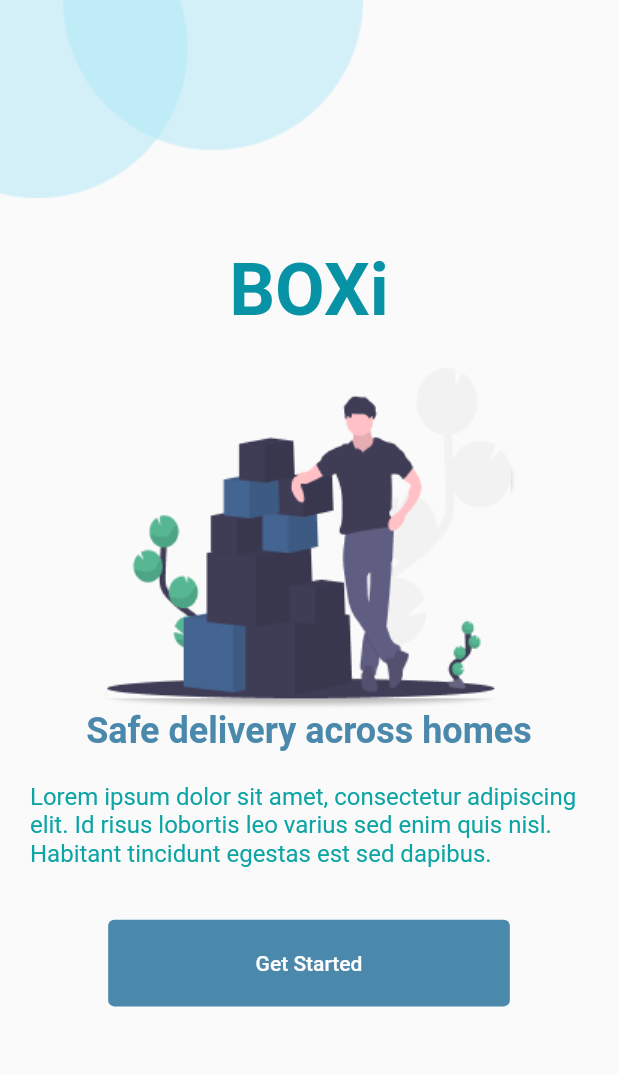
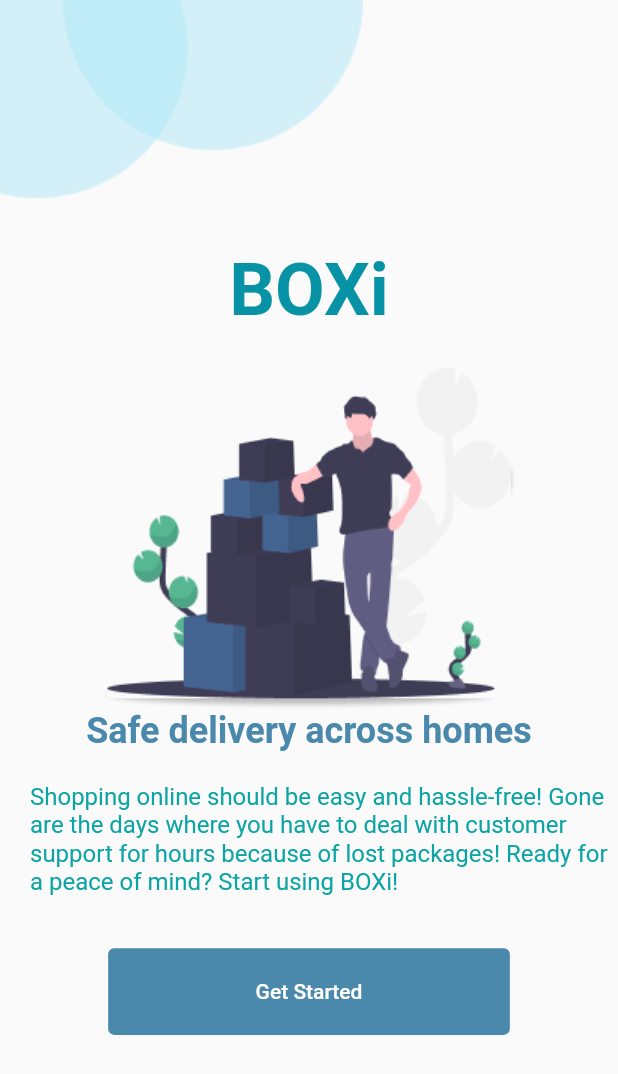
Before and after one commit to khoatran2320/Senior-Design, a Flutter app: the screen it shows after launch, on a phone screen of 412 x 824 dp. Shown: the top 1074 px of the screen. Run offline on Flutter 3.47's test engine with Material 2 defaults, Android fonts, the phone set to English and light mode, and no system bars; our stand-ins replace after_layout, firebase_auth, firebase_core, shared_preferences; accounts and stored records are empty.

Commit message:
replaced loren ipsum'

```diff
--- a/mobile/flutter_app/lib/pages/welcome_page.dart
+++ b/mobile/flutter_app/lib/pages/welcome_page.dart
@@ -26,7 +26,7 @@ class MainPage extends StatelessWidget{
           WelcomePageHeader("BOXi", _viewHeight),
           Image.asset("assets/images/delivery_pic.png", ),
           WelcomePageSubHeader("Safe delivery across homes"),
-          WelcomePageDescription("Lorem ipsum dolor sit amet, consectetur adipiscing elit. Id risus lobortis leo varius sed enim quis nisl. Habitant tincidunt egestas est sed dapibus.", _viewHeight),
+          WelcomePageDescription("Shopping online should be easy and hassle-free! Gone are the days where you have to deal with customer support for hours because of lost packages! Ready for a peace of mind? Start using BOXi!", _viewHeight),
           WelcomePageButtonGetStarted("Get Started", _viewWidth, _viewHeight)
         ],
       ),
```
